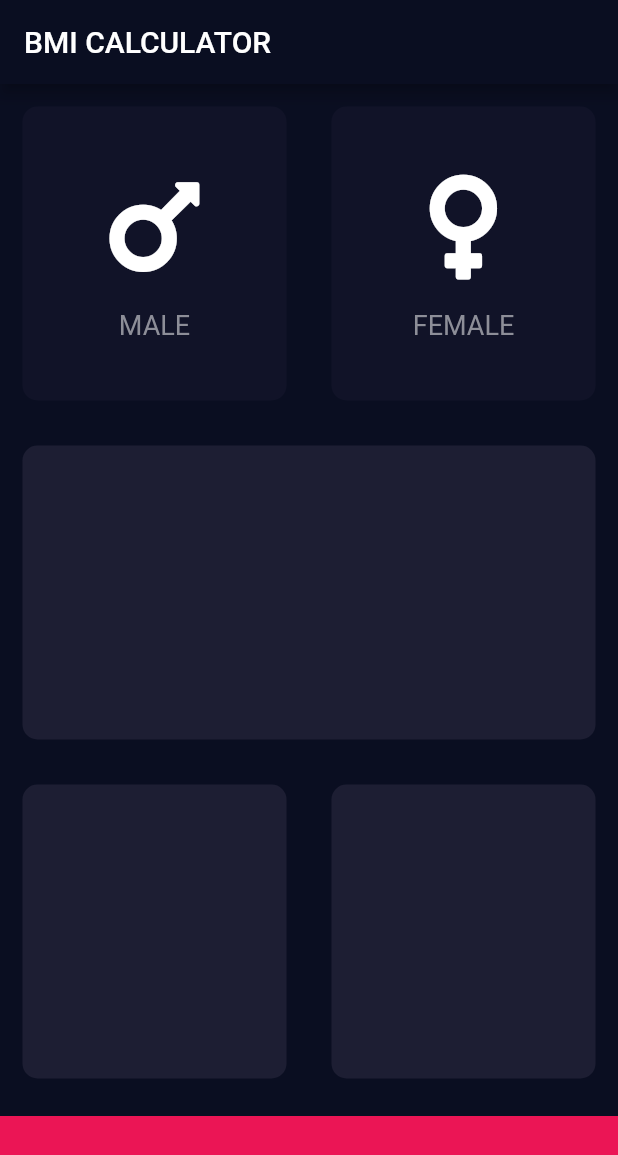
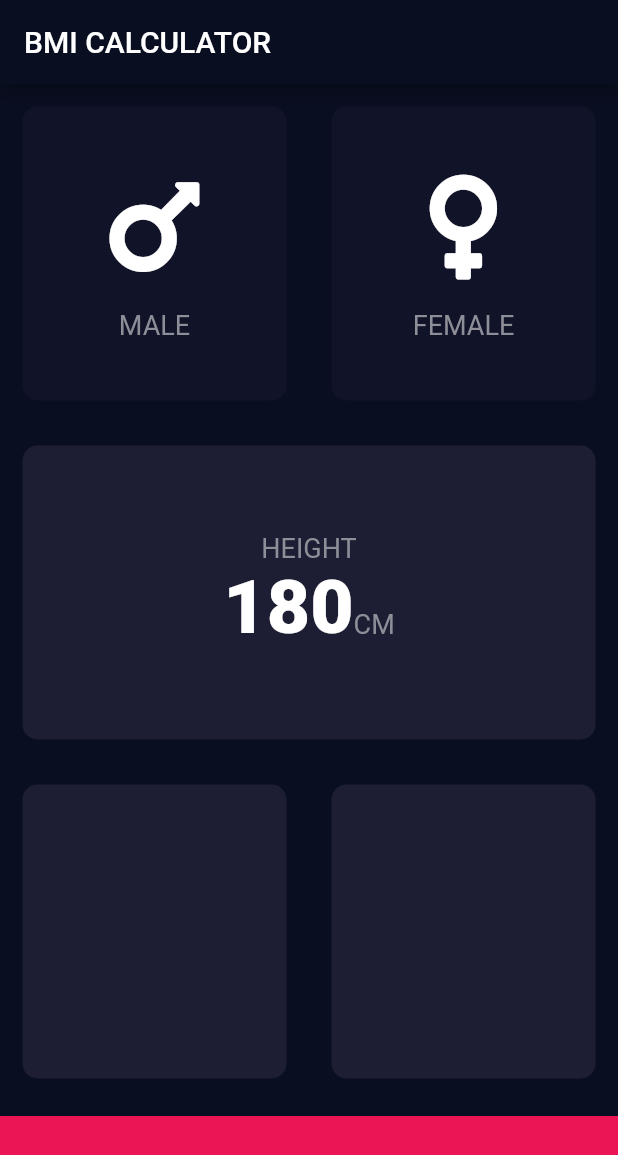
Before and after one commit to davejjwilliams/flutter-bmi-calculator, a Flutter app: the screen it shows after launch, on a phone screen of 412 x 824 dp. Shown: the top 1155 px of the screen. Run offline on Flutter 3.47's test engine with Material 2 defaults, Android fonts, the phone set to English and light mode, and no system bars; our stand-ins replace font_awesome_flutter.

Commit message:
Constants File Created, Height Card Text, Card OnTap Refactor

```diff
--- /dev/null
+++ b/lib/constants.dart
@@ -0,0 +1,15 @@
+import 'package:flutter/material.dart';
+
+const Color kActiveCardColour = Color(0xFF1D1E33);
+const Color kInactiveCardColour = Color(0xFF111328);
+const double kBottomContainerHeight = 80.0;
+const Color kBottomContainerColour = Color(0xFFEB1555);
+
+const kCardTextStyle = TextStyle(
+  fontSize: 18.0,
+  color: Color(0xFF8D8E98),
+);
+const kNumberStyle = TextStyle(
+  fontSize: 50.0,
+  fontWeight: FontWeight.w900,
+);
--- a/lib/input_page.dart
+++ b/lib/input_page.dart
@@ -3,11 +3,7 @@ import 'package:font_awesome_flutter/font_awesome_flutter.dart';
 
 import 'reusable_card.dart';
 import 'sex_card_content.dart';
-
-const Color activeCardColour = Color(0xFF1D1E33);
-const Color inactiveCardColour = Color(0xFF111328);
-const double bottomContainerHeight = 80.0;
-const Color bottomContainerColour = Color(0xFFEB1555);
+import 'constants.dart';
 
 enum Sex { male, female }
 
@@ -26,43 +22,40 @@ class _InputPageState extends State<InputPage> {
           title: Text('BMI CALCULATOR'),
         ),
         body: Column(
+          crossAxisAlignment: CrossAxisAlignment.stretch,
           children: [
             Expanded(
               child: Row(
                 children: [
                   Expanded(
-                    child: GestureDetector(
+                    child: ReusableCard(
                       onTap: () {
                         setState(() {
                           selectedSex = Sex.male;
                         });
                       },
-                      child: ReusableCard(
                       colour: selectedSex == Sex.male
-                            ? activeCardColour
-                            : inactiveCardColour,
+                          ? kActiveCardColour
+                          : kInactiveCardColour,
                       cardChild: SexCardContent(
                         cardIcon: FontAwesomeIcons.mars,
                         cardText: 'MALE',
                       ),
                     ),
                   ),
-                  ),
                   Expanded(
-                    child: GestureDetector(
+                    child: ReusableCard(
                       onTap: () {
                         setState(() {
                           selectedSex = Sex.female;
                         });
                       },
-                      child: ReusableCard(
                       colour: selectedSex == Sex.female
-                            ? activeCardColour
-                            : inactiveCardColour,
+                          ? kActiveCardColour
+                          : kInactiveCardColour,
                       cardChild: SexCardContent(
                         cardIcon: FontAwesomeIcons.venus,
                         cardText: 'FEMALE',
-                        ),
                       ),
                     ),
                   ),
@@ -71,7 +64,28 @@ class _InputPageState extends State<InputPage> {
             ),
             Expanded(
               child: ReusableCard(
-                colour: activeCardColour,
+                colour: kActiveCardColour,
+                cardChild: Column(
+                  mainAxisAlignment: MainAxisAlignment.center,
+                  children: [
+                    Text('HEIGHT', style: kCardTextStyle),
+                    Row(
+                      mainAxisAlignment: MainAxisAlignment.center,
+                      crossAxisAlignment: CrossAxisAlignment.baseline,
+                      textBaseline: TextBaseline.alphabetic,
+                      children: [
+                        Text(
+                          "180",
+                          style: kNumberStyle,
+                        ),
+                        Text(
+                          "CM",
+                          style: kCardTextStyle,
+                        )
+                      ],
+                    ),
+                  ],
+                ),
               ),
             ),
             Expanded(
@@ -79,22 +93,22 @@ class _InputPageState extends State<InputPage> {
                 children: [
                   Expanded(
                     child: ReusableCard(
-                      colour: activeCardColour,
+                      colour: kActiveCardColour,
                     ),
                   ),
                   Expanded(
                     child: ReusableCard(
-                      colour: activeCardColour,
+                      colour: kActiveCardColour,
                     ),
                   ),
                 ],
               ),
             ),
             Container(
-              color: bottomContainerColour,
+              color: kBottomContainerColour,
               margin: EdgeInsets.only(top: 10.0),
               width: double.infinity,
-              height: bottomContainerHeight,
+              height: kBottomContainerHeight,
             ),
           ],
         ));
--- a/lib/reusable_card.dart
+++ b/lib/reusable_card.dart
@@ -1,19 +1,23 @@
 import 'package:flutter/material.dart';
 
 class ReusableCard extends StatelessWidget {
-  ReusableCard({@required this.colour, this.cardChild});
+  ReusableCard({@required this.colour, this.cardChild, this.onTap});
 
   final Color colour;
   final Widget cardChild;
+  final Function onTap;
 
   @override
   Widget build(BuildContext context) {
-    return Container(
-      child: cardChild,
-      margin: EdgeInsets.all(15),
-      decoration: BoxDecoration(
-        color: colour,
-        borderRadius: BorderRadius.circular(10),
+    return GestureDetector(
+      onTap: onTap,
+      child: Container(
+        child: cardChild,
+        margin: EdgeInsets.all(15),
+        decoration: BoxDecoration(
+          color: colour,
+          borderRadius: BorderRadius.circular(10),
+        ),
       ),
     );
   }
--- a/lib/sex_card_content.dart
+++ b/lib/sex_card_content.dart
@@ -1,9 +1,5 @@
 import 'package:flutter/material.dart';
-
-const cardTextStyle = TextStyle(
-  fontSize: 18.0,
-  color: Color(0xFF8D8E98),
-);
+import 'constants.dart';
 
 class SexCardContent extends StatelessWidget {
   SexCardContent({@required this.cardIcon, @required this.cardText});
@@ -25,7 +21,7 @@ class SexCardContent extends StatelessWidget {
         ),
         Text(
           cardText,
-          style: cardTextStyle,
+          style: kCardTextStyle,
         )
       ],
     );
```
Lines whose indentation alone changed are shown as unchanged.
